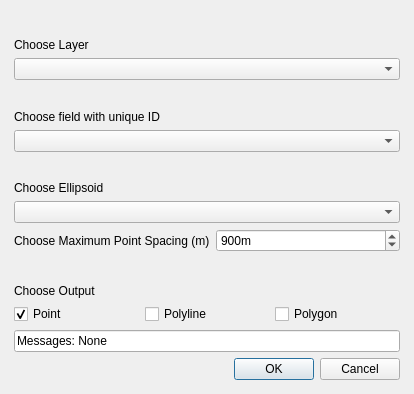
This is geodesic_densifier_dialog_base.ui in GeoscienceAustralia/GeodesicDensifier as Qt 5 draws it before an edit. The edited form follows.
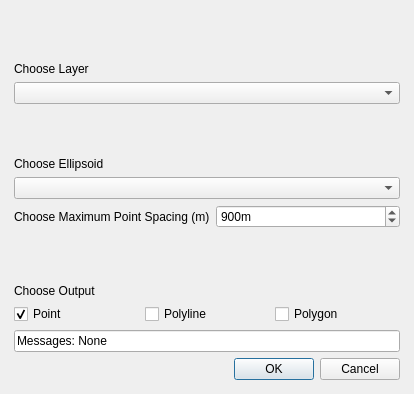
This is the edited form. Custom widgets are drawn as their Qt base class.

Commit message: removed UID field

```diff
--- a/geodesic_densifier_dialog_base.ui
+++ b/geodesic_densifier_dialog_base.ui
@@ -19,58 +19,7 @@
      <property name="margin">
       <number>3</number>
      </property>
-     <item row="0" column="0">
-      <layout class="QVBoxLayout" name="layerLayout">
-       <item>
-        <widget class="QLabel" name="layerLabel">
-         <property name="text">
-          <string>Choose Layer</string>
-         </property>
-         <property name="alignment">
-          <set>Qt::AlignBottom|Qt::AlignLeading|Qt::AlignLeft</set>
-         </property>
-        </widget>
-       </item>
-       <item>
-        <widget class="QgsMapLayerComboBox" name="mMapLayerComboBox"/>
-       </item>
-      </layout>
-     </item>
-     <item row="1" column="0">
-      <layout class="QVBoxLayout" name="uidLayout">
-       <item>
-        <widget class="QLabel" name="label_3">
-         <property name="text">
-          <string>Choose field with unique ID</string>
-         </property>
-         <property name="alignment">
-          <set>Qt::AlignBottom|Qt::AlignLeading|Qt::AlignLeft</set>
-         </property>
-        </widget>
-       </item>
-       <item>
-        <widget class="QgsFieldComboBox" name="mFieldComboBox"/>
-       </item>
-      </layout>
-     </item>
      <item row="2" column="0">
-      <layout class="QVBoxLayout" name="ellipsoidLayout">
-       <item>
-        <widget class="QLabel" name="label_2">
-         <property name="text">
-          <string>Choose Ellipsoid</string>
-         </property>
-         <property name="alignment">
-          <set>Qt::AlignBottom|Qt::AlignLeading|Qt::AlignLeft</set>
-         </property>
-        </widget>
-       </item>
-       <item>
-        <widget class="QComboBox" name="EllipsoidcomboBox"/>
-       </item>
-      </layout>
-     </item>
-     <item row="3" column="0">
       <layout class="QHBoxLayout" name="spacingLayout">
        <item>
         <widget class="QLabel" name="spacingLabel">
@@ -94,7 +43,24 @@
        </item>
       </layout>
      </item>
-     <item row="4" column="0">
+     <item row="0" column="0">
+      <layout class="QVBoxLayout" name="layerLayout">
+       <item>
+        <widget class="QLabel" name="layerLabel">
+         <property name="text">
+          <string>Choose Layer</string>
+         </property>
+         <property name="alignment">
+          <set>Qt::AlignBottom|Qt::AlignLeading|Qt::AlignLeft</set>
+         </property>
+        </widget>
+       </item>
+       <item>
+        <widget class="QgsMapLayerComboBox" name="mMapLayerComboBox"/>
+       </item>
+      </layout>
+     </item>
+     <item row="3" column="0">
       <layout class="QVBoxLayout" name="outputLayout">
        <item>
         <widget class="QLabel" name="label">
@@ -136,7 +102,24 @@
        </item>
       </layout>
      </item>
-     <item row="5" column="0">
+     <item row="1" column="0">
+      <layout class="QVBoxLayout" name="ellipsoidLayout">
+       <item>
+        <widget class="QLabel" name="label_2">
+         <property name="text">
+          <string>Choose Ellipsoid</string>
+         </property>
+         <property name="alignment">
+          <set>Qt::AlignBottom|Qt::AlignLeading|Qt::AlignLeft</set>
+         </property>
+        </widget>
+       </item>
+       <item>
+        <widget class="QComboBox" name="EllipsoidcomboBox"/>
+       </item>
+      </layout>
+     </item>
+     <item row="4" column="0">
       <layout class="QVBoxLayout" name="messageLayout">
        <item>
         <widget class="QLineEdit" name="messageBox">
@@ -162,11 +145,6 @@
   </layout>
  </widget>
  <customwidgets>
-  <customwidget>
-   <class>QgsFieldComboBox</class>
-   <extends>QComboBox</extends>
-   <header>qgis.gui.h</header>
-  </customwidget>
   <customwidget>
    <class>QgsMapLayerComboBox</class>
    <extends>QComboBox</extends>
```
Left out of the diff: 2 changed lines with no effect on the pictures.
